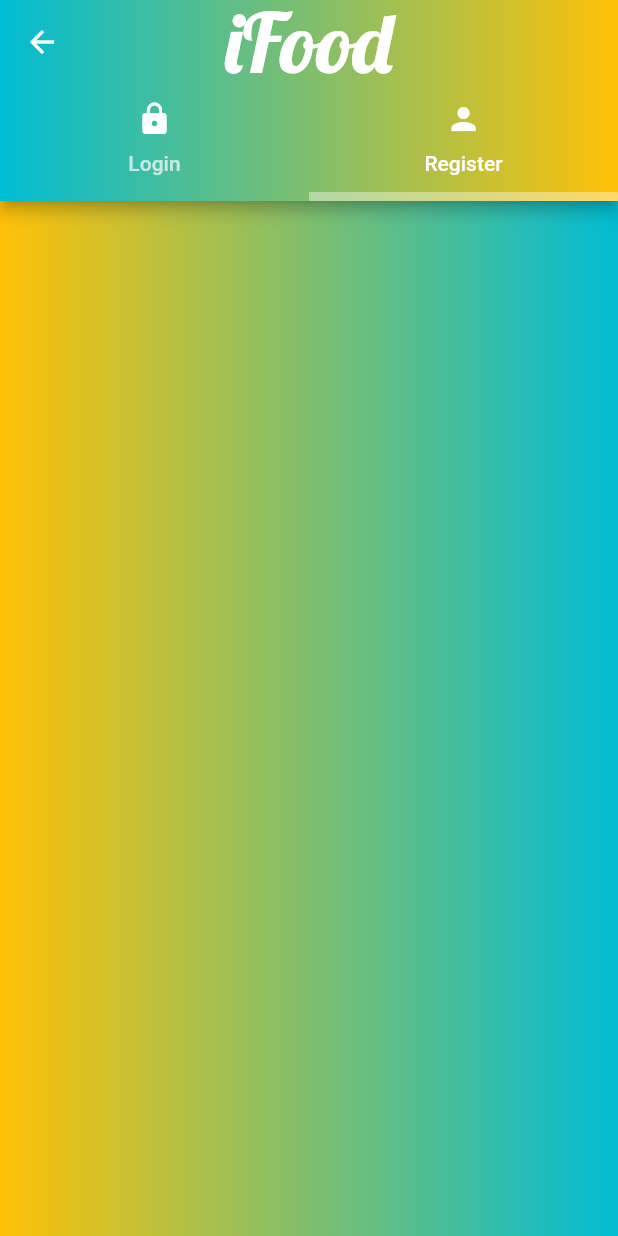
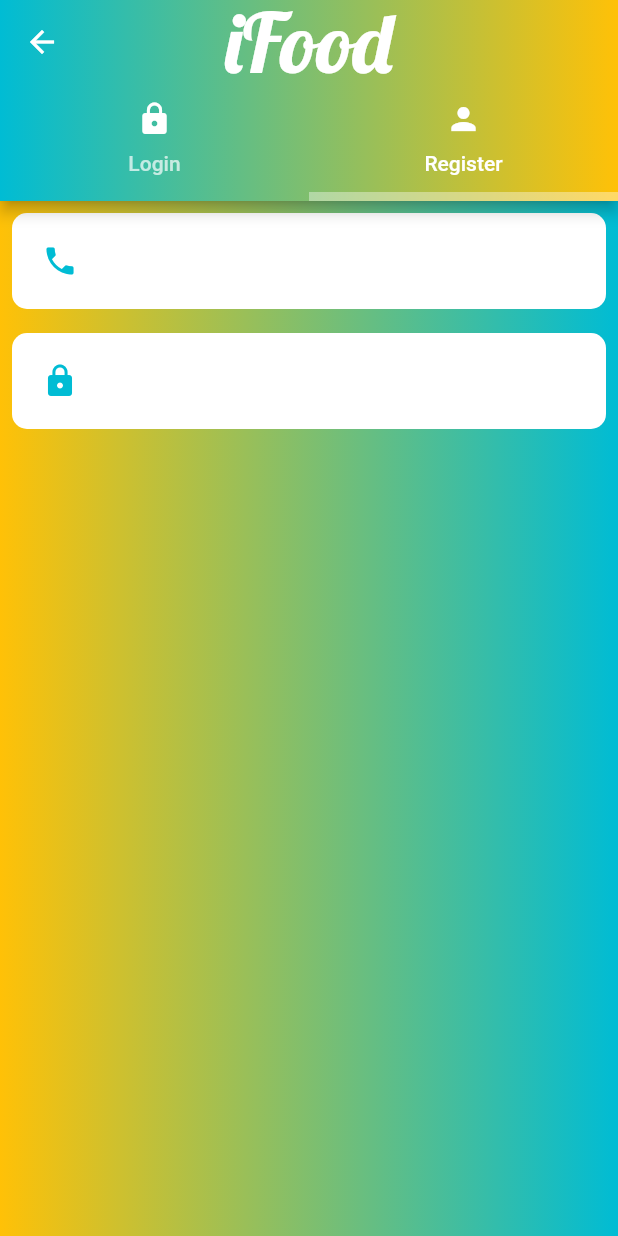
Before and after one commit to HassanrazaBhatti/ipanda, a Flutter app: the AuthScreen screen opened directly, tab 2 chosen, on a phone screen of 412 x 824 dp. Run offline on Flutter 3.47's test engine with Material 2 defaults, Android fonts, the phone set to English and light mode, and no system bars.

Commit message:
Update signup_screen.dart

```diff
--- a/lib/auth/signup_screen.dart
+++ b/lib/auth/signup_screen.dart
@@ -1,4 +1,5 @@
 import 'package:flutter/material.dart';
+import 'package:ipanda/widgets/custom_textfield.dart';
 
 class SignUp extends StatefulWidget {
   const SignUp({Key? key}) : super(key: key);
@@ -8,8 +9,25 @@ class SignUp extends StatefulWidget {
 }
 
 class _SignUpState extends State<SignUp> {
+
+  TextEditingController anyController = TextEditingController();
   @override
   Widget build(BuildContext context) {
-    return Container();
+    return Column(
+      children: [
+        CustomTextField(
+         controller: anyController,
+          data: Icons.phone,
+          isObsecre: true,
+          enabled: false,
+        ),
+        CustomTextField(
+          controller: anyController,
+          data: Icons.lock,
+          isObsecre: false,
+          enabled: false,
+        ),
+      ],
+    );
   }
 }
```
